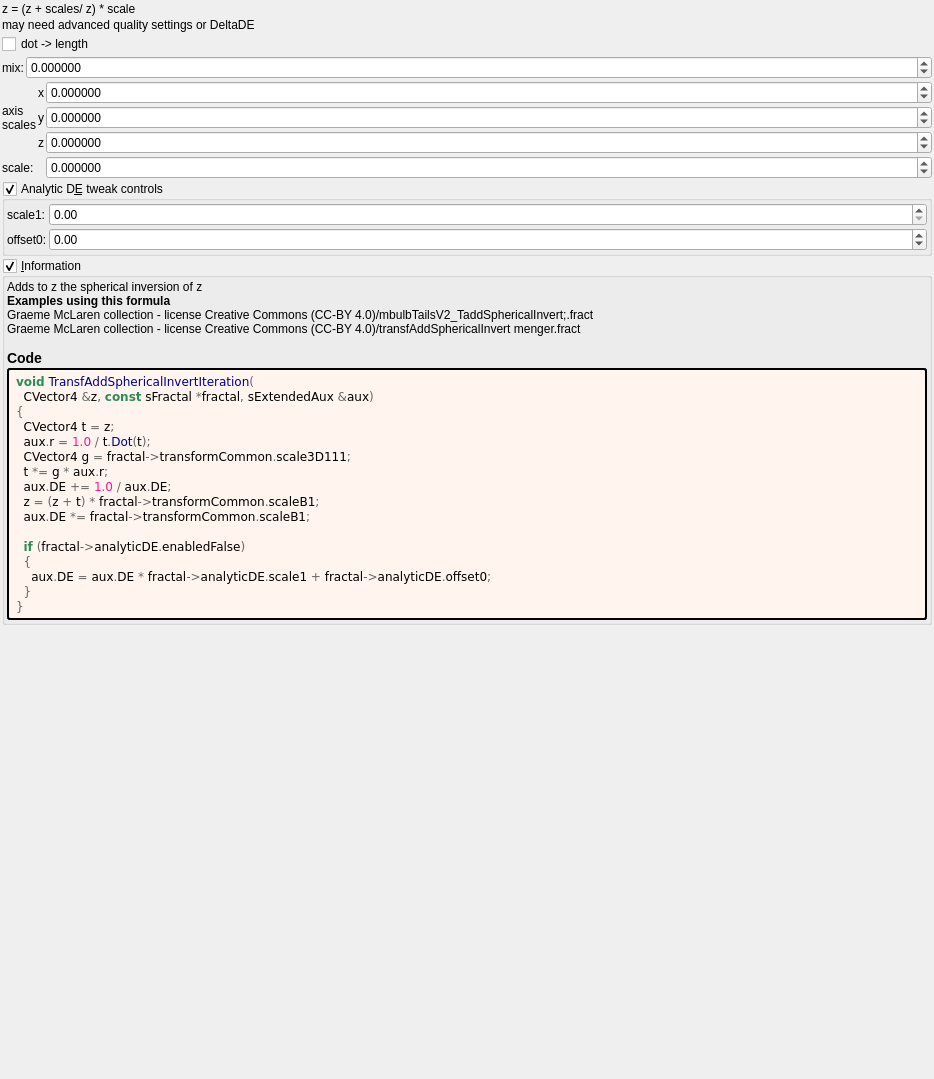
This is mandelbulber2/formula/ui/transf_add_spherical_invert.ui in buddhi1980/mandelbulber2 as Qt 5 draws it before an edit. The edited form follows.
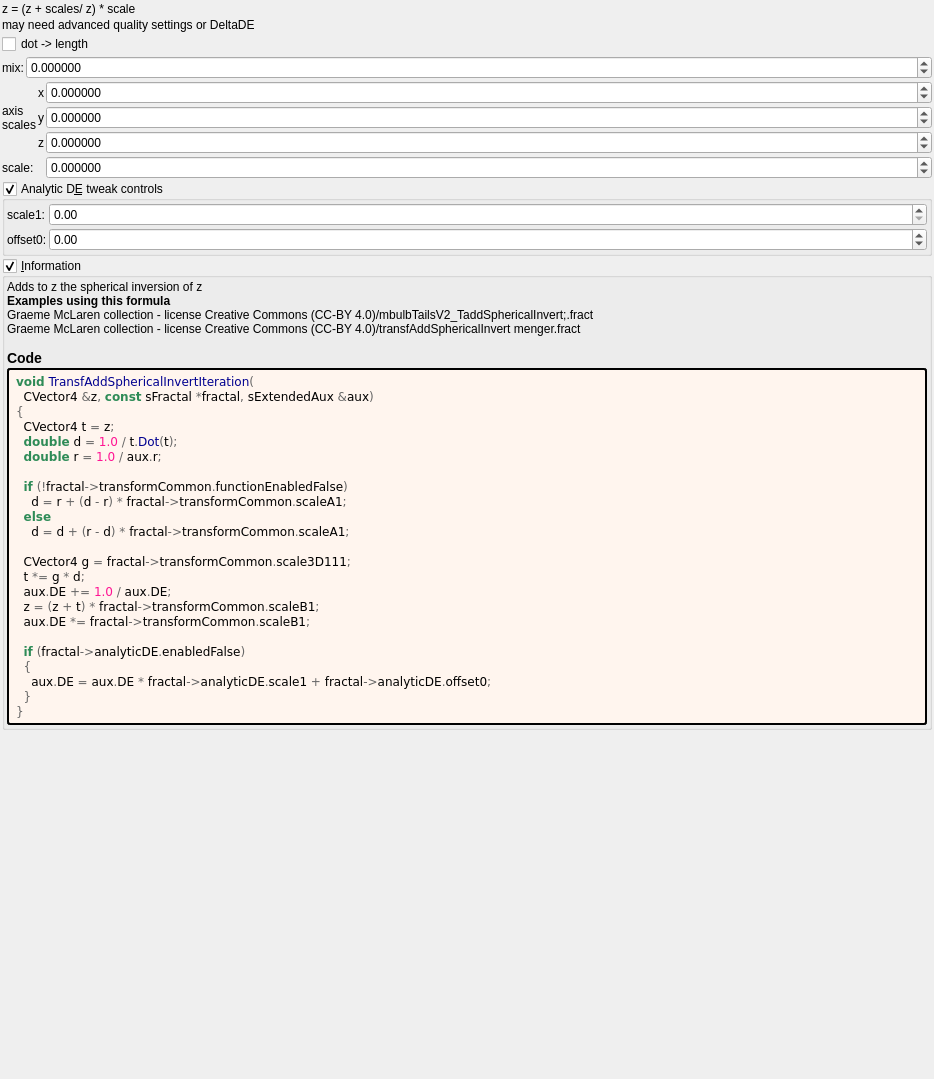
This is the edited form. Custom widgets are drawn as their Qt base class.

The edit to the form file:
```diff
--- a/mandelbulber2/formula/ui/transf_add_spherical_invert.ui
+++ b/mandelbulber2/formula/ui/transf_add_spherical_invert.ui
@@ -403,13 +403,20 @@
         </property>
         <property name="text">
          <string notr="true">&lt;body style=&quot;background-color:#fff5ee&quot;&gt;
-&lt;pre style=&quot;color:#000000; background-color:#fff5ee;  font-family:'Courier New',monospace;&quot;&gt;&lt;span style=&quot;color:#2e8b57; font-weight:bold&quot;&gt;void&lt;/span&gt; &lt;span style=&quot;color:#00008f&quot;&gt;TransfAddSphericalInvertIteration&lt;/span&gt;&lt;span style=&quot;color:#676767&quot;&gt;(&lt;/span&gt;
+&lt;pre style=&quot;color:#000000; background-color:#fff5ee;  font-family:&#039;Courier New&#039;,monospace;&quot;&gt;&lt;span style=&quot;color:#2e8b57; font-weight:bold&quot;&gt;void&lt;/span&gt; &lt;span style=&quot;color:#00008f&quot;&gt;TransfAddSphericalInvertIteration&lt;/span&gt;&lt;span style=&quot;color:#676767&quot;&gt;(&lt;/span&gt;
   CVector4 &lt;span style=&quot;color:#676767&quot;&gt;&amp;amp;&lt;/span&gt;z&lt;span style=&quot;color:#676767&quot;&gt;,&lt;/span&gt; &lt;span style=&quot;color:#2e8b57; font-weight:bold&quot;&gt;const&lt;/span&gt; sFractal &lt;span style=&quot;color:#676767&quot;&gt;*&lt;/span&gt;fractal&lt;span style=&quot;color:#676767&quot;&gt;,&lt;/span&gt; sExtendedAux &lt;span style=&quot;color:#676767&quot;&gt;&amp;amp;&lt;/span&gt;aux&lt;span style=&quot;color:#676767&quot;&gt;)&lt;/span&gt;
 &lt;span style=&quot;color:#676767&quot;&gt;{&lt;/span&gt;
   CVector4 t &lt;span style=&quot;color:#676767&quot;&gt;=&lt;/span&gt; z&lt;span style=&quot;color:#676767&quot;&gt;;&lt;/span&gt;
-  aux&lt;span style=&quot;color:#676767&quot;&gt;.&lt;/span&gt;r &lt;span style=&quot;color:#676767&quot;&gt;=&lt;/span&gt; &lt;span style=&quot;color:#ff1493&quot;&gt;1.0&lt;/span&gt; &lt;span style=&quot;color:#676767&quot;&gt;/&lt;/span&gt; t&lt;span style=&quot;color:#676767&quot;&gt;.&lt;/span&gt;&lt;span style=&quot;color:#00008f&quot;&gt;Dot&lt;/span&gt;&lt;span style=&quot;color:#676767&quot;&gt;(&lt;/span&gt;t&lt;span style=&quot;color:#676767&quot;&gt;);&lt;/span&gt;
+  &lt;span style=&quot;color:#2e8b57; font-weight:bold&quot;&gt;double&lt;/span&gt; d &lt;span style=&quot;color:#676767&quot;&gt;=&lt;/span&gt; &lt;span style=&quot;color:#ff1493&quot;&gt;1.0&lt;/span&gt; &lt;span style=&quot;color:#676767&quot;&gt;/&lt;/span&gt; t&lt;span style=&quot;color:#676767&quot;&gt;.&lt;/span&gt;&lt;span style=&quot;color:#00008f&quot;&gt;Dot&lt;/span&gt;&lt;span style=&quot;color:#676767&quot;&gt;(&lt;/span&gt;t&lt;span style=&quot;color:#676767&quot;&gt;);&lt;/span&gt;
+  &lt;span style=&quot;color:#2e8b57; font-weight:bold&quot;&gt;double&lt;/span&gt; r &lt;span style=&quot;color:#676767&quot;&gt;=&lt;/span&gt; &lt;span style=&quot;color:#ff1493&quot;&gt;1.0&lt;/span&gt; &lt;span style=&quot;color:#676767&quot;&gt;/&lt;/span&gt; aux&lt;span style=&quot;color:#676767&quot;&gt;.&lt;/span&gt;r&lt;span style=&quot;color:#676767&quot;&gt;;&lt;/span&gt;
+
+  &lt;span style=&quot;color:#2e8b57; font-weight:bold&quot;&gt;if&lt;/span&gt; &lt;span style=&quot;color:#676767&quot;&gt;(!&lt;/span&gt;fractal&lt;span style=&quot;color:#676767&quot;&gt;-&amp;gt;&lt;/span&gt;transformCommon&lt;span style=&quot;color:#676767&quot;&gt;.&lt;/span&gt;functionEnabledFalse&lt;span style=&quot;color:#676767&quot;&gt;)&lt;/span&gt;
+    d &lt;span style=&quot;color:#676767&quot;&gt;=&lt;/span&gt; r &lt;span style=&quot;color:#676767&quot;&gt;+ (&lt;/span&gt;d &lt;span style=&quot;color:#676767&quot;&gt;-&lt;/span&gt; r&lt;span style=&quot;color:#676767&quot;&gt;) *&lt;/span&gt; fractal&lt;span style=&quot;color:#676767&quot;&gt;-&amp;gt;&lt;/span&gt;transformCommon&lt;span style=&quot;color:#676767&quot;&gt;.&lt;/span&gt;scaleA1&lt;span style=&quot;color:#676767&quot;&gt;;&lt;/span&gt;
+  &lt;span style=&quot;color:#2e8b57; font-weight:bold&quot;&gt;else&lt;/span&gt;
+    d &lt;span style=&quot;color:#676767&quot;&gt;=&lt;/span&gt; d &lt;span style=&quot;color:#676767&quot;&gt;+ (&lt;/span&gt;r &lt;span style=&quot;color:#676767&quot;&gt;-&lt;/span&gt; d&lt;span style=&quot;color:#676767&quot;&gt;) *&lt;/span&gt; fractal&lt;span style=&quot;color:#676767&quot;&gt;-&amp;gt;&lt;/span&gt;transformCommon&lt;span style=&quot;color:#676767&quot;&gt;.&lt;/span&gt;scaleA1&lt;span style=&quot;color:#676767&quot;&gt;;&lt;/span&gt;
+
   CVector4 g &lt;span style=&quot;color:#676767&quot;&gt;=&lt;/span&gt; fractal&lt;span style=&quot;color:#676767&quot;&gt;-&amp;gt;&lt;/span&gt;transformCommon&lt;span style=&quot;color:#676767&quot;&gt;.&lt;/span&gt;scale3D111&lt;span style=&quot;color:#676767&quot;&gt;;&lt;/span&gt;
-  t &lt;span style=&quot;color:#676767&quot;&gt;*=&lt;/span&gt; g &lt;span style=&quot;color:#676767&quot;&gt;*&lt;/span&gt; aux&lt;span style=&quot;color:#676767&quot;&gt;.&lt;/span&gt;r&lt;span style=&quot;color:#676767&quot;&gt;;&lt;/span&gt;
+  t &lt;span style=&quot;color:#676767&quot;&gt;*=&lt;/span&gt; g &lt;span style=&quot;color:#676767&quot;&gt;*&lt;/span&gt; d&lt;span style=&quot;color:#676767&quot;&gt;;&lt;/span&gt;
   aux&lt;span style=&quot;color:#676767&quot;&gt;.&lt;/span&gt;DE &lt;span style=&quot;color:#676767&quot;&gt;+=&lt;/span&gt; &lt;span style=&quot;color:#ff1493&quot;&gt;1.0&lt;/span&gt; &lt;span style=&quot;color:#676767&quot;&gt;/&lt;/span&gt; aux&lt;span style=&quot;color:#676767&quot;&gt;.&lt;/span&gt;DE&lt;span style=&quot;color:#676767&quot;&gt;;&lt;/span&gt;
   z &lt;span style=&quot;color:#676767&quot;&gt;= (&lt;/span&gt;z &lt;span style=&quot;color:#676767&quot;&gt;+&lt;/span&gt; t&lt;span style=&quot;color:#676767&quot;&gt;) *&lt;/span&gt; fractal&lt;span style=&quot;color:#676767&quot;&gt;-&amp;gt;&lt;/span&gt;transformCommon&lt;span style=&quot;color:#676767&quot;&gt;.&lt;/span&gt;scaleB1&lt;span style=&quot;color:#676767&quot;&gt;;&lt;/span&gt;
   aux&lt;span style=&quot;color:#676767&quot;&gt;.&lt;/span&gt;DE &lt;span style=&quot;color:#676767&quot;&gt;*=&lt;/span&gt; fractal&lt;span style=&quot;color:#676767&quot;&gt;-&amp;gt;&lt;/span&gt;transformCommon&lt;span style=&quot;color:#676767&quot;&gt;.&lt;/span&gt;scaleB1&lt;span style=&quot;color:#676767&quot;&gt;;&lt;/span&gt;
```
Left out of the diff: 2 changed lines with no effect on the pictures.
